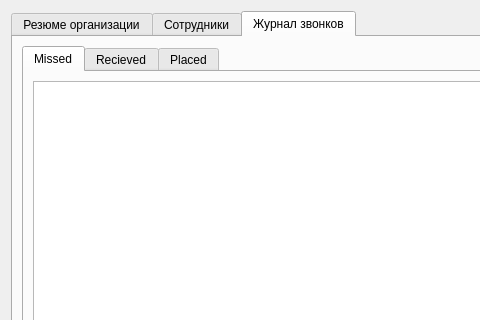
Qt form ViewOrgContactDialog.ui (okostynchuk/Outcall) before a commit; both pictures show x 0 to 480 and y 0 to 320 of the 655 by 475 pixel window.
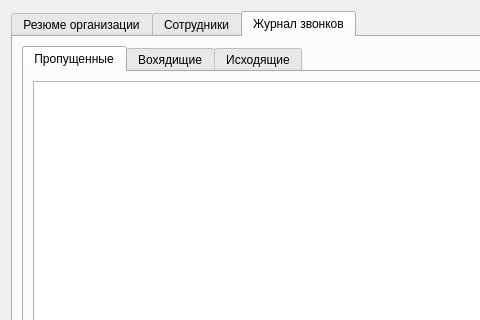
The same form after that commit. The open tabs and pages were chosen to show the change. Icons and pictures are not drawn.

What changed in the file:
```diff
--- a/ViewOrgContactDialog.ui
+++ b/ViewOrgContactDialog.ui
@@ -514,7 +514,7 @@
          </property>
          <widget class="QWidget" name="tab_7">
           <attribute name="title">
-           <string>Missed</string>
+           <string>Пропущенные</string>
           </attribute>
           <layout class="QGridLayout" name="gridLayout_10">
            <item row="0" column="0">
@@ -528,7 +528,7 @@
          </widget>
          <widget class="QWidget" name="tab_8">
           <attribute name="title">
-           <string>Recieved</string>
+           <string>Вохядищие</string>
           </attribute>
           <layout class="QVBoxLayout" name="verticalLayout_10">
            <item>
@@ -542,7 +542,7 @@
          </widget>
          <widget class="QWidget" name="tab_9">
           <attribute name="title">
-           <string>Placed</string>
+           <string>Исходящие</string>
           </attribute>
           <layout class="QGridLayout" name="gridLayout_12">
            <item row="0" column="0">
```
